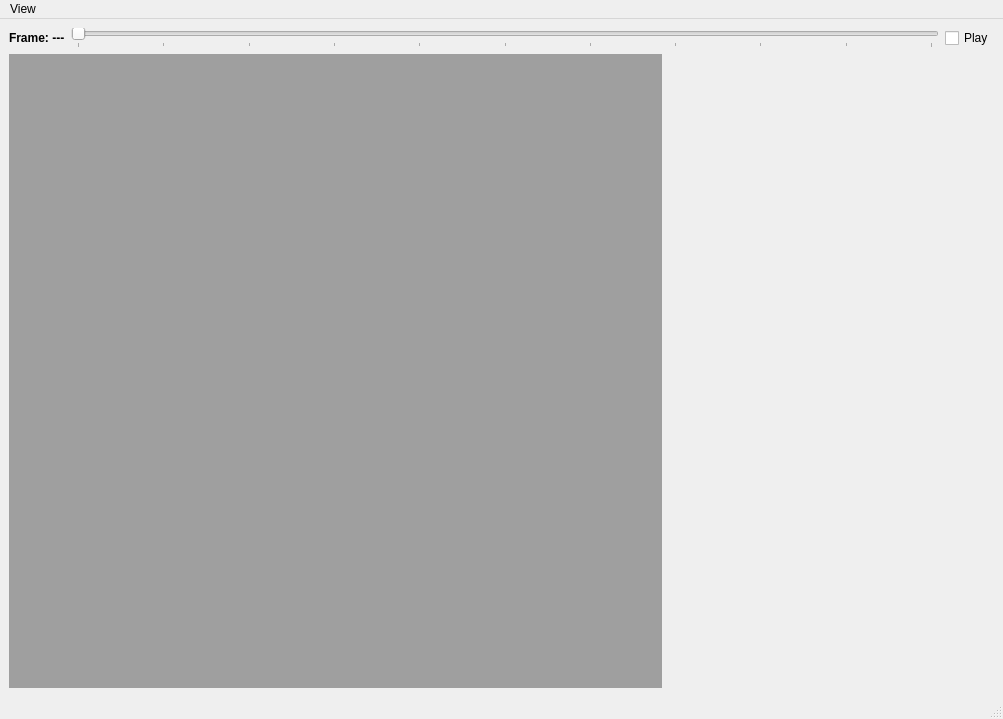
Danvil/dasp, file dasv_vis/WdgtDasvVis.ui: the form before one commit.
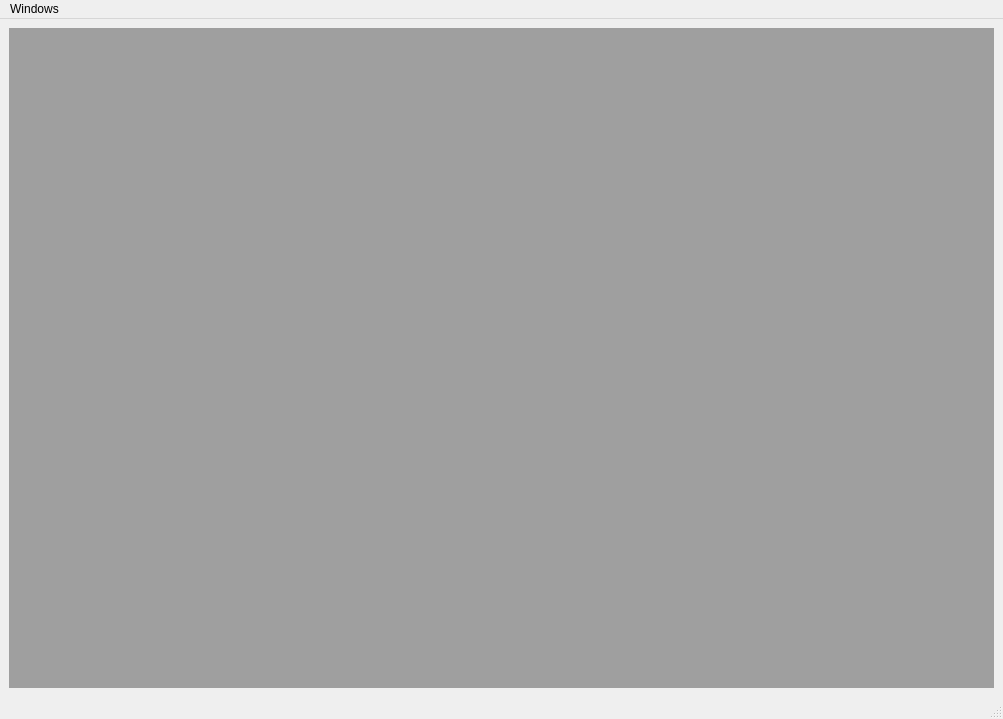
The form after the commit.

Commit message: Cleaned GUI. Added tile/cascade windows menu actions.

The edit to the form file:
```diff
--- a/dasv_vis/WdgtDasvVis.ui
+++ b/dasv_vis/WdgtDasvVis.ui
@@ -15,55 +15,9 @@
   </property>
   <widget class="QWidget" name="centralwidget">
    <layout class="QGridLayout" name="gridLayout">
-    <item row="1" column="0" colspan="2">
+    <item row="0" column="0" colspan="2">
      <widget class="QMdiArea" name="mdiArea"/>
     </item>
-    <item row="0" column="0" colspan="3">
-     <layout class="QHBoxLayout" name="horizontalLayout">
-      <item>
-       <widget class="QLabel" name="labelFrameCounter">
-        <property name="font">
-         <font>
-          <weight>75</weight>
-          <bold>true</bold>
-         </font>
-        </property>
-        <property name="text">
-         <string>Frame: ---</string>
-        </property>
-       </widget>
-      </item>
-      <item>
-       <widget class="QSlider" name="horizontalSliderFrame">
-        <property name="maximum">
-         <number>300</number>
-        </property>
-        <property name="pageStep">
-         <number>30</number>
-        </property>
-        <property name="orientation">
-         <enum>Qt::Horizontal</enum>
-        </property>
-        <property name="tickPosition">
-         <enum>QSlider::TicksBelow</enum>
-        </property>
-        <property name="tickInterval">
-         <number>30</number>
-        </property>
-       </widget>
-      </item>
-      <item>
-       <widget class="QCheckBox" name="checkBoxPlay">
-        <property name="text">
-         <string>Play</string>
-        </property>
-        <property name="checked">
-         <bool>false</bool>
-        </property>
-       </widget>
-      </item>
-     </layout>
-    </item>
    </layout>
   </widget>
   <widget class="QMenuBar" name="menubar">
@@ -77,7 +31,7 @@
    </property>
    <widget class="QMenu" name="menuWindows">
     <property name="title">
-     <string>View</string>
+     <string>Windows</string>
     </property>
     <addaction name="action_Parameters"/>
     <addaction name="action_Benchmarks"/>
```
Left out of the diff: 16 changed lines with no effect on the pictures. The commit also changes 1 other file.
